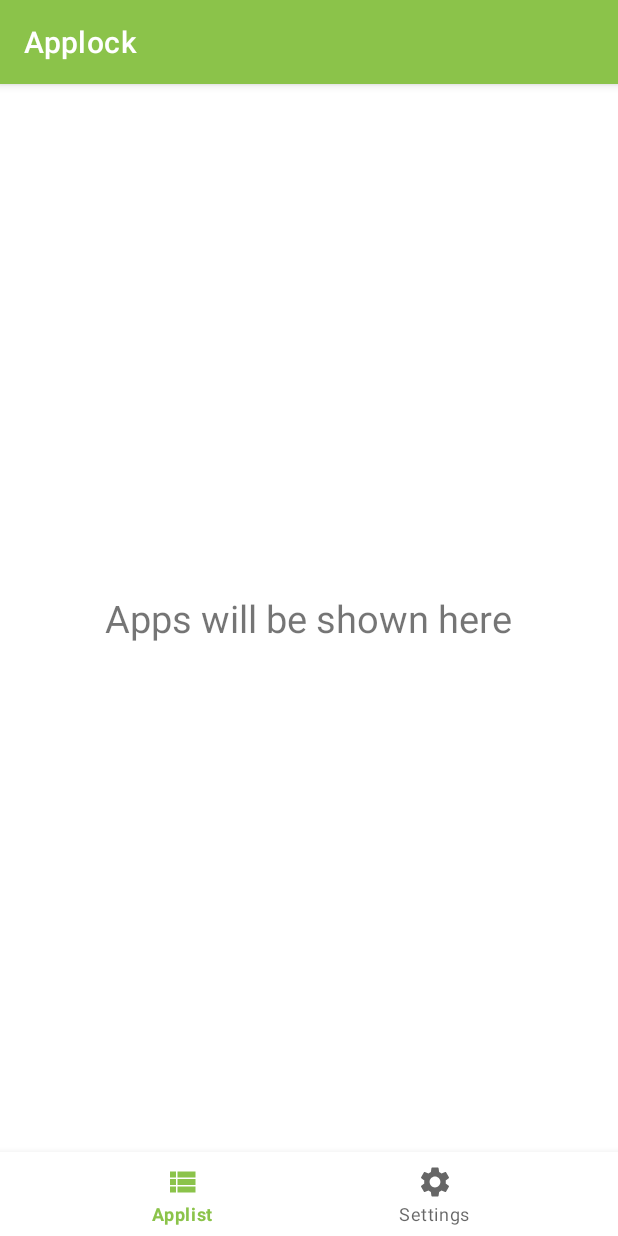
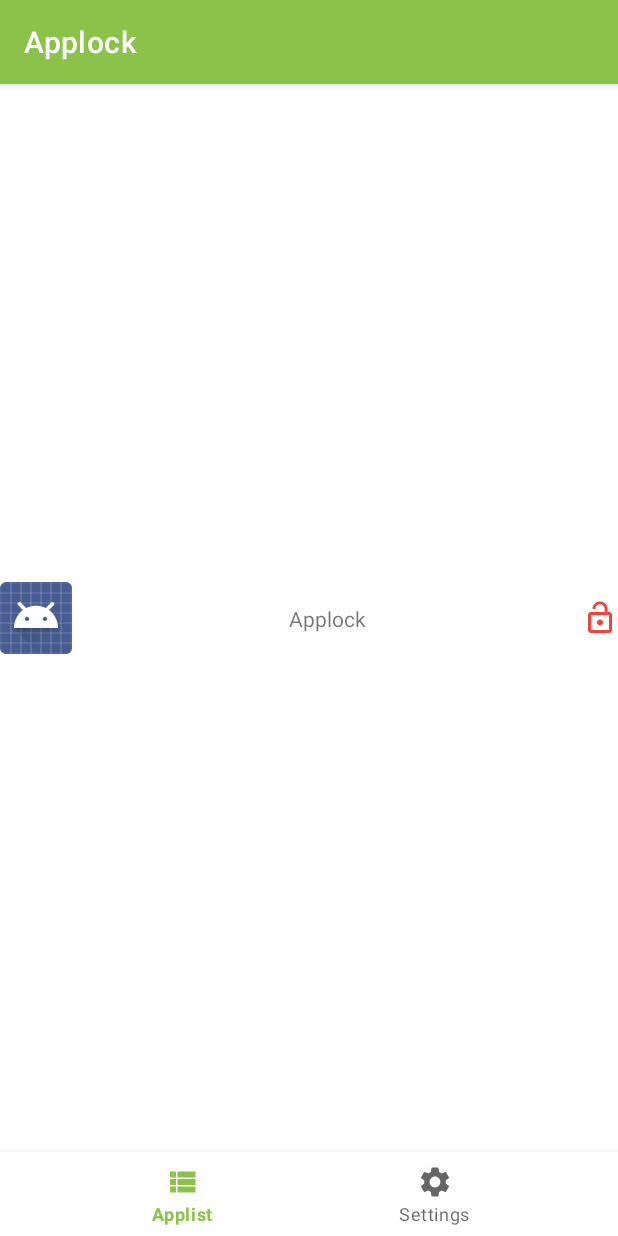
Before and after one commit to linx3273/Applock, an Android app: the screen it shows after launch (MainActivity), on a phone screen of 412 x 824 dp. Run offline under Robolectric (Android 15) with nearby library versions, the phone set to English and light mode, and no system bars.

Commit message:
program new shows list of installed applications

```diff
--- a/app/build.gradle
+++ b/app/build.gradle
@@ -42,4 +42,5 @@ dependencies {
     androidTestImplementation 'androidx.test.ext:junit:1.1.3'
     androidTestImplementation 'androidx.test.espresso:espresso-core:3.4.0'
     implementation "androidx.fragment:fragment:1.4.1"
+    implementation "androidx.recyclerview:recyclerview:1.2.1"
 }
--- /dev/null
+++ b/app/src/main/java/com/linx/applock/AppListAdapter.java
@@ -0,0 +1,85 @@
+package com.linx.applock;
+
+import android.content.Context;
+import android.text.Layout;
+import android.view.LayoutInflater;
+import android.view.View;
+import android.view.ViewGroup;
+import android.widget.CheckBox;
+import android.widget.ImageView;
+import android.widget.TextView;
+
+import androidx.annotation.NonNull;
+import androidx.recyclerview.widget.RecyclerView;
+
+import org.w3c.dom.Text;
+
+import java.util.List;
+
+public class AppListAdapter extends RecyclerView.Adapter<AppListAdapter.ViewHolder> {
+    List<appCardStruct> installedApps;
+    Context context;
+
+    AppListAdapter(List<appCardStruct> apps){
+        this.installedApps = apps;
+    }
+    @NonNull
+    @Override
+    public ViewHolder onCreateViewHolder(@NonNull ViewGroup parent, int viewType) {
+        if (context == null){
+            context = parent.getContext();
+        }
+        // getting layout file to the adapter
+        View view = LayoutInflater.from(context).inflate(R.layout.appcardlayout,parent, false);
+        ViewHolder viewHolder = new ViewHolder(view);
+
+        return viewHolder;
+    }
+
+    @Override
+    public void onBindViewHolder(@NonNull ViewHolder holder, int position) {
+        holder.layoutIcon.setImageDrawable(installedApps.get(position).cardIcon);
+        holder.layoutName.setText(installedApps.get(position).cardName);
+
+        if(installedApps.get(position).cardLockStatus){
+            holder.lockstatus.setImageResource(R.drawable.lockedgreen);
+        }
+        else{
+            holder.lockstatus.setImageResource(R.drawable.unlockedred);
+        }
+
+        holder.lockstatus.setOnClickListener(new View.OnClickListener(){
+
+            @Override
+            public void onClick(View v) {
+                if (installedApps.get(position).cardLockStatus){
+                    installedApps.get(position).cardLockStatus = false;
+                    holder.lockstatus.setImageResource(R.drawable.lockedgreen);
+                }
+                else{
+                    installedApps.get(position).cardLockStatus = true;
+                    holder.lockstatus.setImageResource(R.drawable.unlockedred);
+
+                }
+            }
+        });
+    }
+
+    @Override
+    public int getItemCount() {
+        return installedApps.size();
+    }
+
+    public class ViewHolder extends RecyclerView.ViewHolder {
+        ImageView layoutIcon;
+        TextView layoutName;
+        ImageView lockstatus;
+
+        public ViewHolder(@NonNull View itemView) {
+            super(itemView);
+            layoutName = itemView.findViewById(R.id.appnameid);
+            layoutIcon = itemView.findViewById(R.id.appiconid);
+            lockstatus = itemView.findViewById(R.id.lockstatusid);
+        }
+    }
+}
--- /dev/null
+++ b/app/src/main/java/com/linx/applock/appCardStruct.java
@@ -0,0 +1,50 @@
+package com.linx.applock;
+
+import android.graphics.drawable.Drawable;
+
+public class appCardStruct {
+    String cardPackageName;
+    Drawable cardIcon;
+    String cardName;
+    boolean cardLockStatus;
+
+    @Override
+    public boolean equals(Object o) {
+        if (this == o) return true;
+        if (o == null || getClass() != o.getClass()) return false;
+        appCardStruct that = (appCardStruct) o;
+        return cardPackageName.equals(that.cardPackageName);
+    }
+
+    public String getCardPackageName() {
+        return cardPackageName;
+    }
+
+    public void setCardPackageName(String cardPackageName) {
+        this.cardPackageName = cardPackageName;
+    }
+
+    public Drawable getCardIcon() {
+        return cardIcon;
+    }
+
+    public void setCardIcon(Drawable cardIcon) {
+        this.cardIcon = cardIcon;
+    }
+
+    public String getCardName() {
+        return cardName;
+    }
+
+    public void setCardName(String cardName) {
+        this.cardName = cardName;
+    }
+
+    public boolean isCardLockStatus() {
+        return cardLockStatus;
+    }
+
+    public void setCardLockStatus(boolean cardLockStatus) {
+        this.cardLockStatus = cardLockStatus;
+    }
+}
--- a/app/src/main/java/com/linx/applock/applist.java
+++ b/app/src/main/java/com/linx/applock/applist.java
@@ -1,64 +1,66 @@
 package com.linx.applock;
 
+import android.content.Intent;
+import android.content.pm.PackageManager;
+import android.content.pm.ResolveInfo;
 import android.os.Bundle;
 
 import androidx.fragment.app.Fragment;
+import androidx.recyclerview.widget.LinearLayoutManager;
+import androidx.recyclerview.widget.RecyclerView;
 
 import android.view.LayoutInflater;
 import android.view.View;
 import android.view.ViewGroup;
 
-/**
- * A simple {@link Fragment} subclass.
- * Use the {@link applist#newInstance} factory method to
- * create an instance of this fragment.
+import java.util.ArrayList;
+import java.util.List;
+
+
+/*
+    Setting up the applist, will display the list of applications that are installed on the working
+    device
  */
+
 public class applist extends Fragment {
-
-    // TODO: Rename parameter arguments, choose names that match
-    // the fragment initialization parameters, e.g. ARG_ITEM_NUMBER
-    private static final String ARG_PARAM1 = "param1";
-    private static final String ARG_PARAM2 = "param2";
-
-    // TODO: Rename and change types of parameters
-    private String mParam1;
-    private String mParam2;
-
-    public applist() {
-        // Required empty public constructor
-    }
-
-    /**
-     * Use this factory method to create a new instance of
-     * this fragment using the provided parameters.
-     *
-     * @param param1 Parameter 1.
-     * @param param2 Parameter 2.
-     * @return A new instance of fragment applist.
-     */
-    // TODO: Rename and change types and number of parameters
-    public static applist newInstance(String param1, String param2) {
-        applist fragment = new applist();
-        Bundle args = new Bundle();
-        args.putString(ARG_PARAM1, param1);
-        args.putString(ARG_PARAM2, param2);
-        fragment.setArguments(args);
-        return fragment;
-    }
+    // using a recycler view as it is more memory efficient, by only loading the list elements
+    // which are near to the display
+    RecyclerView recyclerView;
 
     @Override
     public void onCreate(Bundle savedInstanceState) {
         super.onCreate(savedInstanceState);
-        if (getArguments() != null) {
-            mParam1 = getArguments().getString(ARG_PARAM1);
-            mParam2 = getArguments().getString(ARG_PARAM2);
-        }
     }
 
     @Override
     public View onCreateView(LayoutInflater inflater, ViewGroup container,
                              Bundle savedInstanceState) {
-        // Inflate the layout for this fragment
-        return inflater.inflate(R.layout.fragment_applist, container, false);
+        View rootView = inflater.inflate(R.layout.fragment_applist, container, false);
+        recyclerView = rootView.findViewById(R.id.app_recycler);
+        recyclerView.setLayoutManager(new LinearLayoutManager(getActivity()));
+        getPackages();
+
+        return rootView;
+    }
+
+    public void getPackages(){
+        PackageManager packageManager = getContext().getPackageManager();
+        Intent intent = new Intent();
+        intent.setAction(Intent.ACTION_MAIN);
+        intent.addCategory(Intent.CATEGORY_LAUNCHER);
+        List<ResolveInfo> appslist = packageManager.queryIntentActivities(intent, 0);
+        List<appCardStruct> apps = new ArrayList<>();
+
+        for (ResolveInfo info: appslist){
+            appCardStruct appCardInstance = new appCardStruct();
+            appCardInstance.setCardIcon(info.activityInfo.loadIcon(packageManager));
+            appCardInstance.setCardPackageName(info.activityInfo.packageName);
+            appCardInstance.setCardName((String) info.activityInfo.loadLabel(packageManager));
+
+            apps.add(appCardInstance);
+        }
+
+        AppListAdapter listAdapter = new AppListAdapter(apps);
+        recyclerView.setAdapter(listAdapter);
     }
 }
--- a/app/src/main/java/com/linx/applock/settings.java
+++ b/app/src/main/java/com/linx/applock/settings.java
@@ -8,51 +8,10 @@ import android.view.LayoutInflater;
 import android.view.View;
 import android.view.ViewGroup;
 
-/**
- * A simple {@link Fragment} subclass.
- * Use the {@link settings#newInstance} factory method to
- * create an instance of this fragment.
- */
 public class settings extends Fragment {
-
-    // TODO: Rename parameter arguments, choose names that match
-    // the fragment initialization parameters, e.g. ARG_ITEM_NUMBER
-    private static final String ARG_PARAM1 = "param1";
-    private static final String ARG_PARAM2 = "param2";
-
-    // TODO: Rename and change types of parameters
-    private String mParam1;
-    private String mParam2;
-
-    public settings() {
-        // Required empty public constructor
-    }
-
-    /**
-     * Use this factory method to create a new instance of
-     * this fragment using the provided parameters.
-     *
-     * @param param1 Parameter 1.
-     * @param param2 Parameter 2.
-     * @return A new instance of fragment settings.
-     */
-    // TODO: Rename and change types and number of parameters
-    public static settings newInstance(String param1, String param2) {
-        settings fragment = new settings();
-        Bundle args = new Bundle();
-        args.putString(ARG_PARAM1, param1);
-        args.putString(ARG_PARAM2, param2);
-        fragment.setArguments(args);
-        return fragment;
-    }
-
     @Override
     public void onCreate(Bundle savedInstanceState) {
         super.onCreate(savedInstanceState);
-        if (getArguments() != null) {
-            mParam1 = getArguments().getString(ARG_PARAM1);
-            mParam2 = getArguments().getString(ARG_PARAM2);
-        }
     }
 
     @Override
--- /dev/null
+++ b/app/src/main/res/drawable/ic_baseline_android_24.xml
@@ -0,0 +1,5 @@
+<vector android:height="24dp" android:tint="#8BC34A"
+    android:viewportHeight="24" android:viewportWidth="24"
+    android:width="24dp" xmlns:android="http://schemas.android.com/apk/res/android">
+    <path android:fillColor="@android:color/white" android:pathData="M17.6,9.48l1.84,-3.18c0.16,-0.31 0.04,-0.69 -0.26,-0.85c-0.29,-0.15 -0.65,-0.06 -0.83,0.22l-1.88,3.24c-2.86,-1.21 -6.08,-1.21 -8.94,0L5.65,5.67c-0.19,-0.29 -0.58,-0.38 -0.87,-0.2C4.5,5.65 4.41,6.01 4.56,6.3L6.4,9.48C3.3,11.25 1.28,14.44 1,18h22C22.72,14.44 20.7,11.25 17.6,9.48zM7,15.25c-0.69,0 -1.25,-0.56 -1.25,-1.25c0,-0.69 0.56,-1.25 1.25,-1.25S8.25,13.31 8.25,14C8.25,14.69 7.69,15.25 7,15.25zM17,15.25c-0.69,0 -1.25,-0.56 -1.25,-1.25c0,-0.69 0.56,-1.25 1.25,-1.25s1.25,0.56 1.25,1.25C18.25,14.69 17.69,15.25 17,15.25z"/>
+</vector>
--- /dev/null
+++ b/app/src/main/res/drawable/lockedgreen.xml
@@ -0,0 +1,5 @@
+<vector android:height="24dp" android:tint="#8BC34A"
+    android:viewportHeight="24" android:viewportWidth="24"
+    android:width="24dp" xmlns:android="http://schemas.android.com/apk/res/android">
+    <path android:fillColor="@android:color/white" android:pathData="M18,8h-1L17,6c0,-2.76 -2.24,-5 -5,-5S7,3.24 7,6v2L6,8c-1.1,0 -2,0.9 -2,2v10c0,1.1 0.9,2 2,2h12c1.1,0 2,-0.9 2,-2L20,10c0,-1.1 -0.9,-2 -2,-2zM12,17c-1.1,0 -2,-0.9 -2,-2s0.9,-2 2,-2 2,0.9 2,2 -0.9,2 -2,2zM15.1,8L8.9,8L8.9,6c0,-1.71 1.39,-3.1 3.1,-3.1 1.71,0 3.1,1.39 3.1,3.1v2z"/>
+</vector>
--- /dev/null
+++ b/app/src/main/res/drawable/unlockedred.xml
@@ -0,0 +1,5 @@
+<vector android:height="24dp" android:tint="#F44336"
+    android:viewportHeight="24" android:viewportWidth="24"
+    android:width="24dp" xmlns:android="http://schemas.android.com/apk/res/android">
+    <path android:fillColor="@android:color/white" android:pathData="M12,17c1.1,0 2,-0.9 2,-2s-0.9,-2 -2,-2 -2,0.9 -2,2 0.9,2 2,2zM18,8h-1L17,6c0,-2.76 -2.24,-5 -5,-5S7,3.24 7,6h1.9c0,-1.71 1.39,-3.1 3.1,-3.1 1.71,0 3.1,1.39 3.1,3.1v2L6,8c-1.1,0 -2,0.9 -2,2v10c0,1.1 0.9,2 2,2h12c1.1,0 2,-0.9 2,-2L20,10c0,-1.1 -0.9,-2 -2,-2zM18,20L6,20L6,10h12v10z"/>
+</vector>
--- /dev/null
+++ b/app/src/main/res/layout/appcardlayout.xml
@@ -0,0 +1,37 @@
+<?xml version="1.0" encoding="utf-8"?>
+<androidx.constraintlayout.widget.ConstraintLayout xmlns:android="http://schemas.android.com/apk/res/android"
+    xmlns:app="http://schemas.android.com/apk/res-auto"
+    android:layout_width="match_parent"
+    android:layout_height="64dp">
+
+    <ImageView
+        android:id="@+id/appiconid"
+        android:layout_width="48dp"
+        android:layout_height="48dp"
+        android:src="@drawable/ic_baseline_android_24"
+        app:layout_constraintBottom_toBottomOf="parent"
+        app:layout_constraintStart_toStartOf="parent"
+        app:layout_constraintTop_toTopOf="parent" />
+
+    <TextView
+        android:id="@+id/appnameid"
+        android:layout_width="wrap_content"
+        android:layout_height="wrap_content"
+        android:text="@string/app_card_name"
+        app:layout_constraintBottom_toBottomOf="parent"
+        app:layout_constraintEnd_toStartOf="@+id/lockstatusid"
+        app:layout_constraintStart_toEndOf="@+id/appiconid"
+        app:layout_constraintTop_toTopOf="parent" />
+
+    <ImageView
+        android:id="@+id/lockstatusid"
+        android:layout_width="wrap_content"
+        android:layout_height="wrap_content"
+        app:layout_constraintBottom_toBottomOf="parent"
+        app:layout_constraintEnd_toEndOf="parent"
+        app:layout_constraintTop_toTopOf="parent" />
+
+
+
+
+</androidx.constraintlayout.widget.ConstraintLayout>
--- a/app/src/main/res/layout/fragment_applist.xml
+++ b/app/src/main/res/layout/fragment_applist.xml
@@ -1,16 +1,19 @@
 <?xml version="1.0" encoding="utf-8"?>
-<FrameLayout xmlns:android="http://schemas.android.com/apk/res/android"
+<androidx.constraintlayout.widget.ConstraintLayout xmlns:android="http://schemas.android.com/apk/res/android"
+    xmlns:app="http://schemas.android.com/apk/res-auto"
     xmlns:tools="http://schemas.android.com/tools"
     android:layout_width="match_parent"
     android:layout_height="match_parent"
     tools:context=".applist">
 
     <!-- TODO: Update blank fragment layout -->
-    <TextView
-        android:layout_width="wrap_content"
+    <androidx.recyclerview.widget.RecyclerView
+        android:id="@+id/app_recycler"
+        android:layout_width="match_parent"
         android:layout_height="wrap_content"
-        android:text="Apps will be shown here"
-        android:textSize="25dp"
-        android:layout_gravity="center"/>
+        app:layout_constraintBottom_toBottomOf="parent"
+        app:layout_constraintStart_toStartOf="parent"
+        app:layout_constraintTop_toTopOf="parent" />
 
-</FrameLayout>
+
+</androidx.constraintlayout.widget.ConstraintLayout>
--- a/app/src/main/res/layout/fragment_settings.xml
+++ b/app/src/main/res/layout/fragment_settings.xml
@@ -9,8 +9,8 @@
     <TextView
         android:layout_width="wrap_content"
         android:layout_height="wrap_content"
-        android:text="Settings will be shown here"
-        android:textSize="25dp"
+        android:text="@string/setting_place_holder"
+        android:textSize="25sp"
         android:layout_gravity="center"/>
 
 </FrameLayout>
--- a/app/src/main/res/values/strings.xml
+++ b/app/src/main/res/values/strings.xml
@@ -2,4 +2,12 @@
     <string name="app_name">Applock</string>
     <!-- TODO: Remove or change this placeholder text -->
     <string name="hello_blank_fragment">Hello blank fragment</string>
+
+    <!-- Strings for fragment_applist.xml   -->
+    <string name="applist_place_holder">List of apps will appear here</string>
+
+    <!-- Strings for Applist page and layouts relating to that page   -->
+    <string name="app_card_name">Appname</string>
+    <string name="setting_place_holder">Settings will appear here</string>
+
 </resources>
```
